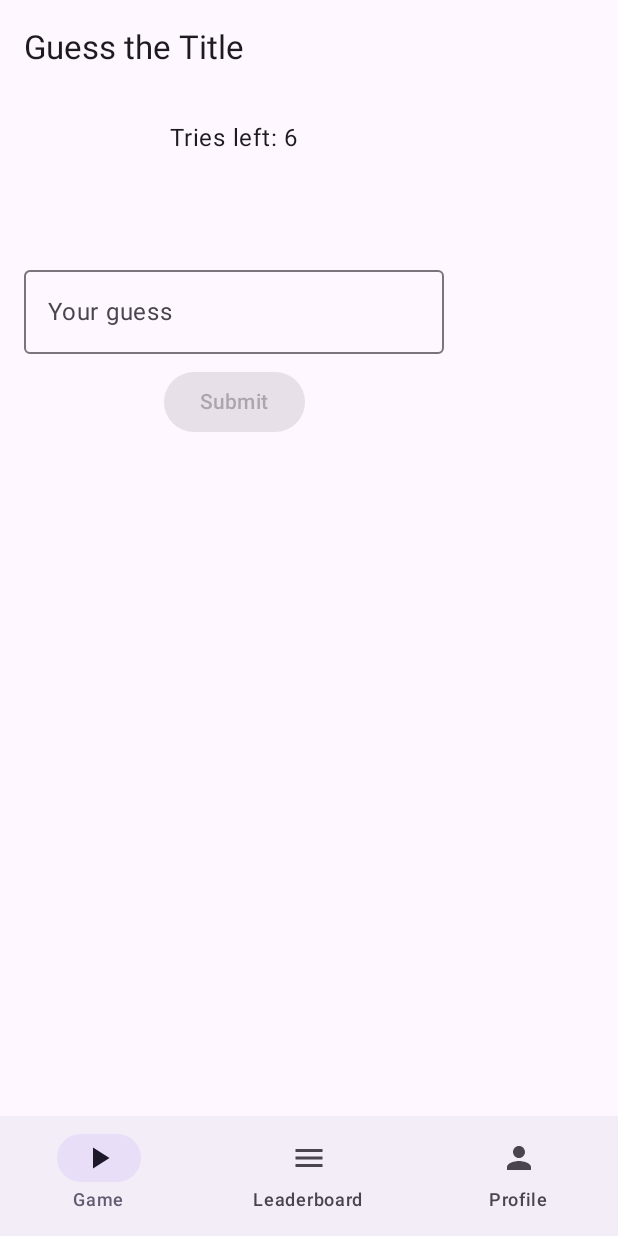
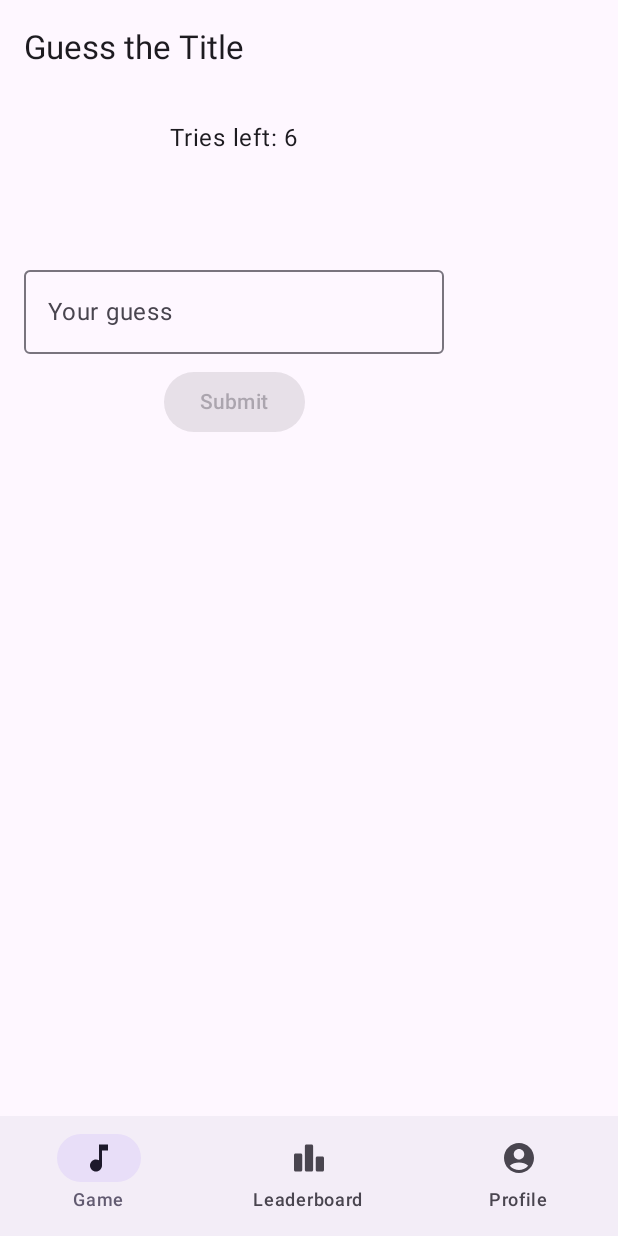
Before and after one commit to apoprzenovic/tunely, an Android app built with Jetpack Compose: the MainScreen screen opened through its navigation route, on a phone screen of 412 x 824 dp. Run offline under Robolectric (Android 15) with nearby library versions, the phone set to English and light mode, and no system bars; our stand-ins replace Dagger/Hilt's generated code, Firebase (no records; nobody signed in at launch, a user with empty details on screens opened directly); 2 statements that could not run were skipped.

Commit message:
add material icons for navigation in MainScreen

```diff
--- a/app/build.gradle.kts
+++ b/app/build.gradle.kts
@@ -51,6 +51,7 @@ dependencies {
     implementation(libs.androidx.ui.graphics)
     implementation(libs.androidx.material3)
     implementation(libs.androidx.ui.tooling.preview)
+    implementation(libs.androidx.material.icons.extended)
     debugImplementation(libs.androidx.ui.tooling)
 
     // Architecture & Navigation
--- a/app/src/main/java/com/rit/tunely/ui/screens/main/MainScreen.kt
+++ b/app/src/main/java/com/rit/tunely/ui/screens/main/MainScreen.kt
@@ -2,9 +2,9 @@ package com.rit.tunely.ui.screens.main
 
 import androidx.compose.foundation.layout.padding
 import androidx.compose.material.icons.Icons
-import androidx.compose.material.icons.filled.Menu
-import androidx.compose.material.icons.filled.Person
-import androidx.compose.material.icons.filled.PlayArrow
+import androidx.compose.material.icons.filled.MusicNote
+import androidx.compose.material.icons.rounded.AccountCircle
+import androidx.compose.material.icons.rounded.Leaderboard
 import androidx.compose.material3.Icon
 import androidx.compose.material3.NavigationBar
 import androidx.compose.material3.NavigationBarItem
@@ -33,17 +33,17 @@ fun MainScreen(parentNavController: NavController) {
         NavigationItem(
             route = TunelyDestinations.GAME.name,
             title = "Game",
-            icon = Icons.Default.PlayArrow
+            icon = Icons.Filled.MusicNote
         ),
         NavigationItem(
             route = TunelyDestinations.LEADERBOARD.name,
             title = "Leaderboard",
-            icon = Icons.Default.Menu
+            icon = Icons.Rounded.Leaderboard
         ),
         NavigationItem(
             route = TunelyDestinations.PROFILE.name,
             title = "Profile",
-            icon = Icons.Default.Person
+            icon = Icons.Rounded.AccountCircle
         )
     )
 
--- a/gradle/libs.versions.toml
+++ b/gradle/libs.versions.toml
@@ -22,6 +22,7 @@ hiltNavigationCompose = "1.2.0"
 
 [libraries]
 androidx-core-ktx = { group = "androidx.core", name = "core-ktx", version.ref = "coreKtx" }
+androidx-material-icons-extended = { module = "androidx.compose.material:material-icons-extended" }
 junit = { group = "junit", name = "junit", version.ref = "junit" }
 androidx-junit = { group = "androidx.test.ext", name = "junit", version.ref = "junitVersion" }
 androidx-espresso-core = { group = "androidx.test.espresso", name = "espresso-core", version.ref = "espressoCore" }
```
